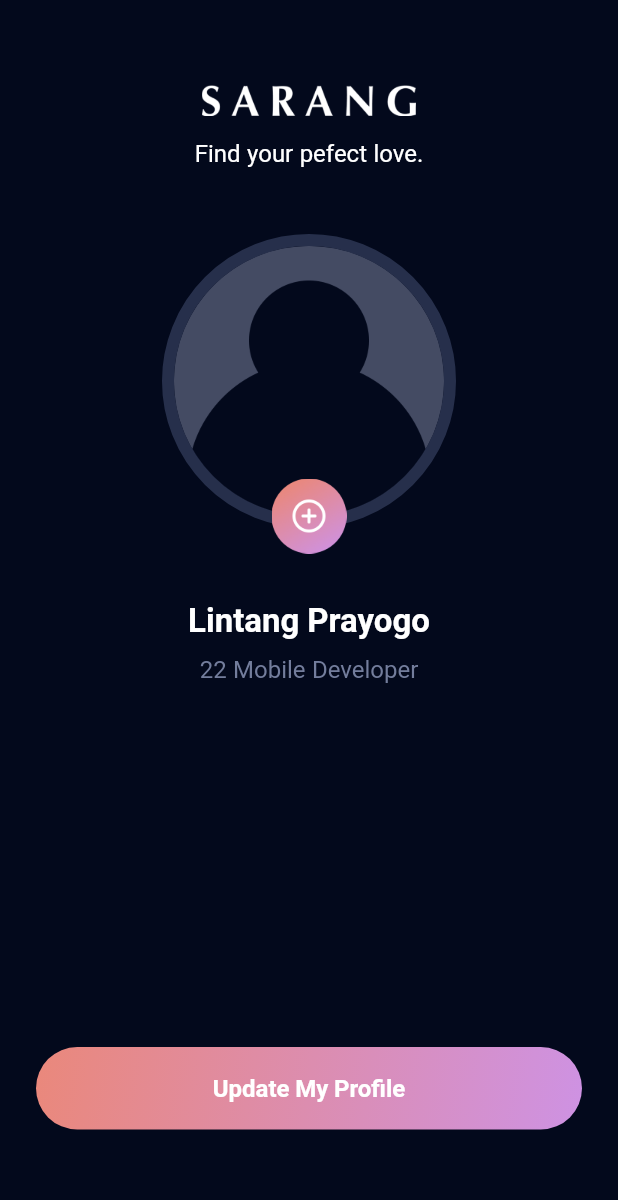
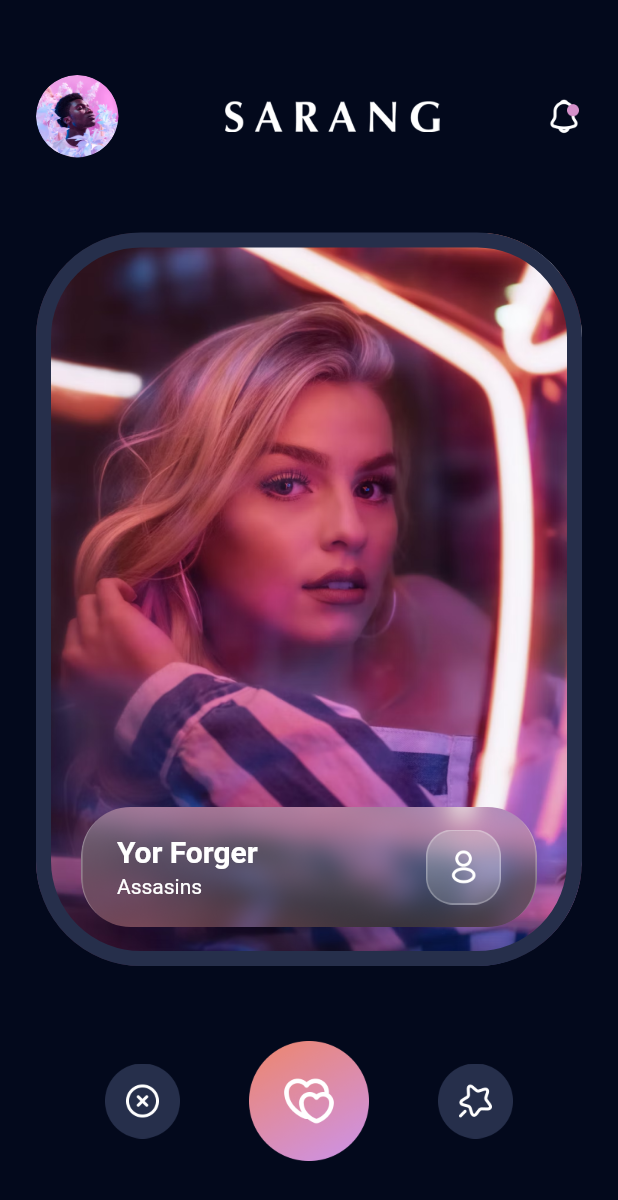
Before and after one commit to lintangprayogo/clone-datingapp, a Flutter app: the screen it shows after launch, on a phone screen of 412 x 824 dp. Shown: the top 1200 px of the screen. Run offline on Flutter 3.47's test engine with Material 2 defaults, Android fonts, the phone set to English and light mode, and no system bars; our stand-ins replace google_fonts.

Commit message:
Explore People Screen

```diff
--- a/lib/app.dart
+++ b/lib/app.dart
@@ -2,6 +2,7 @@ import 'package:flutter/material.dart';
 import 'package:simple_datting_app/src/features/auth/presentation/sign_up_screen.dart';
 import 'package:simple_datting_app/src/features/auth/presentation/sign_up_upload_photo.dart';
 import 'package:simple_datting_app/src/features/auth/presentation/singn_up_age_and_job_screen.dart';
+import 'package:simple_datting_app/src/features/loves_page/presentation/explore_people_screen.dart';
 import 'package:simple_datting_app/src/theme_manager/theme_data_manager.dart';
 
 class AppScreen extends StatelessWidget {
@@ -14,12 +15,13 @@ class AppScreen extends StatelessWidget {
     return MaterialApp(
       title: 'Flutter Demo',
       theme: getApplicationThemeData(),
-      initialRoute: SignUpUploadPhotoSceen.routeName,
+      initialRoute: ExplorePeopleScreen.routeName,
       routes: {
         SignUpScreen.routeName: (context) => const SignUpScreen(),
         SignUpAgeJobScreen.routeName: (context) => const SignUpAgeJobScreen(),
         SignUpUploadPhotoSceen.routeName: (context) =>
-            const SignUpUploadPhotoSceen()
+            const SignUpUploadPhotoSceen(),
+        ExplorePeopleScreen.routeName: (context) => const ExplorePeopleScreen(),
       },
     );
   }
--- /dev/null
+++ b/lib/src/common_widgets/explore_button_widget.dart
@@ -0,0 +1,29 @@
+import 'package:flutter/material.dart';
+import 'package:simple_datting_app/src/common_widgets/match_button_widget.dart';
+
+class ExplorePeopleButtonWidget extends StatelessWidget {
+  const ExplorePeopleButtonWidget({super.key});
+
+  @override
+  Widget build(BuildContext context) {
+    return Row(
+      mainAxisAlignment: MainAxisAlignment.spaceEvenly,
+      crossAxisAlignment: CrossAxisAlignment.center,
+      children: [
+        MatchButtonWidget(
+          onTap: () => {},
+          iconPath: "icon_close.png",
+        ),
+        MatchButtonWidget(
+          dimension: 80,
+          onTap: () => {},
+          iconPath: "icon_love.png",
+        ),
+        MatchButtonWidget(
+          onTap: () => {},
+          iconPath: "icon_favorite.png",
+        )
+      ],
+    );
+  }
+}
--- /dev/null
+++ b/lib/src/common_widgets/explore_people_app_bar_widget.dart
@@ -0,0 +1,36 @@
+import 'package:flutter/material.dart';
+import 'package:simple_datting_app/src/common_widgets/logo_widget.dart';
+import 'package:simple_datting_app/src/theme_manager/asset_image_icon_manager.dart';
+
+class ExplorePeopleAppBarWidget extends StatelessWidget {
+  const ExplorePeopleAppBarWidget({super.key});
+
+  @override
+  Widget build(BuildContext context) {
+    return Row(
+      mainAxisAlignment: MainAxisAlignment.spaceBetween,
+      children: [
+        Container(
+          width: 55,
+          height: 55,
+          decoration: const BoxDecoration(
+              shape: BoxShape.circle,
+              image: DecorationImage(
+                  image: AssetImage(
+                      "${AssetImageIconManager.assetPath}user_image.png"),
+                  fit: BoxFit.cover)),
+        ),
+        const LogoWidget(),
+        Container(
+          width: 24,
+          height: 24,
+          decoration: const BoxDecoration(
+              image: DecorationImage(
+                  image: AssetImage(
+                      "${AssetImageIconManager.assetPath}icon_notification.png"),
+                  fit: BoxFit.cover)),
+        )
+      ],
+    );
+  }
+}
--- /dev/null
+++ b/lib/src/common_widgets/glass_card_widget.dart
@@ -0,0 +1,58 @@
+import 'package:flutter/material.dart';
+import 'package:simple_datting_app/src/theme_manager/asset_image_icon_manager.dart';
+import 'package:simple_datting_app/src/theme_manager/font_manager.dart';
+import 'package:simple_datting_app/src/theme_manager/style_manager.dart';
+import 'package:simple_datting_app/src/theme_manager/values_manager.dart';
+
+class GlassCardWidget extends StatelessWidget {
+  const GlassCardWidget({
+    super.key,
+  });
+
+  @override
+  Widget build(BuildContext context) {
+    return Container(
+      width: double.infinity,
+      height: 80,
+      padding: const EdgeInsets.symmetric(
+          vertical: AppPadding.p15, horizontal: AppPadding.p24),
+      margin: const EdgeInsets.symmetric(
+          vertical: AppMargin.m26, horizontal: AppMargin.m30),
+      decoration: BoxDecoration(
+          image: const DecorationImage(
+              image: AssetImage(
+                  "${AssetImageIconManager.assetPath}glass_card_image.png"),
+              fit: BoxFit.cover),
+          borderRadius: BorderRadius.circular(33)),
+      child: Row(
+        mainAxisAlignment: MainAxisAlignment.spaceBetween,
+        crossAxisAlignment: CrossAxisAlignment.center,
+        children: [
+          Column(
+            crossAxisAlignment: CrossAxisAlignment.start,
+            children: [
+              Text(
+                "Yor Forger",
+                style: getWhiteTextStyle(
+                    fontSize: FontSizeManager.f20,
+                    fontWeight: FontWeightManeger.semiBold),
+              ),
+              Text(
+                "Assasins",
+                style: getWhiteTextStyle(fontSize: FontSizeManager.f14),
+              ),
+            ],
+          ),
+          Container(
+            width: 50,
+            height: 50,
+            decoration: const BoxDecoration(
+                image: DecorationImage(
+                    image: AssetImage(
+                        "${AssetImageIconManager.assetPath}icon_profile.png"))),
+          )
+        ],
+      ),
+    );
+  }
+}
--- /dev/null
+++ b/lib/src/common_widgets/match_button_widget.dart
@@ -0,0 +1,30 @@
+import 'package:flutter/material.dart';
+import 'package:simple_datting_app/src/theme_manager/asset_image_icon_manager.dart';
+
+class MatchButtonWidget extends StatelessWidget {
+  final String iconPath;
+  final double dimension;
+  final VoidCallback onTap;
+
+  const MatchButtonWidget(
+      {super.key,
+      this.dimension = 50,
+      required this.iconPath,
+      required this.onTap});
+
+  @override
+  Widget build(BuildContext context) {
+    return GestureDetector(
+      onTap: onTap,
+      child: Container(
+        width: dimension,
+        height: dimension,
+        decoration: BoxDecoration(
+            image: DecorationImage(
+                image:
+                    AssetImage("${AssetImageIconManager.assetPath}$iconPath"),
+                fit: BoxFit.cover)),
+      ),
+    );
+  }
+}
--- /dev/null
+++ b/lib/src/common_widgets/match_card_widget.dart
@@ -0,0 +1,35 @@
+import 'package:flutter/material.dart';
+import 'package:simple_datting_app/src/common_widgets/glass_card_widget.dart';
+import 'package:simple_datting_app/src/theme_manager/asset_collor_manager.dart';
+import 'package:simple_datting_app/src/theme_manager/asset_image_icon_manager.dart';
+import 'package:simple_datting_app/src/theme_manager/values_manager.dart';
+
+class MatchCardWidget extends StatelessWidget {
+  const MatchCardWidget({super.key});
+
+  @override
+  Widget build(BuildContext context) {
+    return Stack(
+      alignment: Alignment.bottomCenter,
+      clipBehavior: Clip.none,
+      children: [
+        Container(
+          width: double.infinity,
+          decoration: BoxDecoration(
+              image: const DecorationImage(
+                fit: BoxFit.cover,
+                image: AssetImage(
+                    "${AssetImageIconManager.assetPath}people_love2_image.png"),
+              ),
+              border: Border.all(
+                width: 10.0,
+                color: ColorManager.secondary,
+                strokeAlign: BorderSide.strokeAlignInside,
+              ),
+              borderRadius: BorderRadius.circular(AppSize.s70)),
+        ),
+        const GlassCardWidget()
+      ],
+    );
+  }
+}
--- a/lib/src/features/auth/presentation/sign_up_upload_photo.dart
+++ b/lib/src/features/auth/presentation/sign_up_upload_photo.dart
@@ -3,6 +3,7 @@ import 'package:simple_datting_app/src/common_widgets/custom_button_widget.dart'
 import 'package:simple_datting_app/src/common_widgets/custom_text_button.dart';
 import 'package:simple_datting_app/src/common_widgets/logo_and_tagline_widget.dart';
 import 'package:simple_datting_app/src/common_widgets/upload_photo_widget.dart';
+import 'package:simple_datting_app/src/features/loves_page/presentation/explore_people_screen.dart';
 import 'package:simple_datting_app/src/theme_manager/font_manager.dart';
 import 'package:simple_datting_app/src/theme_manager/style_manager.dart';
 import 'package:simple_datting_app/src/theme_manager/values_manager.dart';
@@ -48,7 +49,11 @@ class SignUpUploadPhotoSceen extends StatelessWidget {
             const SizedBox(
               height: AppSize.s20,
             ),
-            CustomTextButtonWidget(onPressed: () {}, label: "Skip for Now")
+            CustomTextButtonWidget(
+                onPressed: () {
+                  Navigator.pushNamed(context, ExplorePeopleScreen.routeName);
+                },
+                label: "Skip for Now")
           ],
         )),
       ),
--- /dev/null
+++ b/lib/src/features/loves_page/presentation/explore_people_screen.dart
@@ -0,0 +1,40 @@
+import 'package:flutter/material.dart';
+import 'package:simple_datting_app/src/common_widgets/explore_button_widget.dart';
+import 'package:simple_datting_app/src/common_widgets/explore_people_app_bar_widget.dart';
+import 'package:simple_datting_app/src/common_widgets/match_card_widget.dart';
+import 'package:simple_datting_app/src/theme_manager/values_manager.dart';
+
+class ExplorePeopleScreen extends StatelessWidget {
+  static const String routeName = "/explore-people";
+
+  const ExplorePeopleScreen({super.key});
+
+  @override
+  Widget build(BuildContext context) {
+    return const Scaffold(
+      body: Padding(
+        padding: EdgeInsets.symmetric(
+            vertical: AppPadding.p50, horizontal: AppPadding.p24),
+        child: Column(
+          children: [
+            ExplorePeopleAppBarWidget(),
+            SizedBox(
+              height: AppSize.s50,
+            ),
+            Expanded(
+              child: Column(
+                children: [
+                  Expanded(child: MatchCardWidget()),
+                  SizedBox(
+                    height: AppSize.s50,
+                  ),
+                  ExplorePeopleButtonWidget()
+                ],
+              ),
+            )
+          ],
+        ),
+      ),
+    );
+  }
+}
--- a/lib/src/theme_manager/values_manager.dart
+++ b/lib/src/theme_manager/values_manager.dart
@@ -1,4 +1,4 @@
-class MarginPadding {
+class AppMargin {
   static const double m2 = 2.0;
   static const double m4 = 4.0;
   static const double m8 = 8.0;
@@ -7,6 +7,7 @@ class MarginPadding {
   static const double m20 = 20.0;
   static const double m22 = 22.0;
   static const double m24 = 24.0;
+  static const double m26 = 26.0;
   static const double m28 = 28.0;
   static const double m30 = 30.0;
   static const double m32 = 30.0;
@@ -51,4 +52,5 @@ class AppSize {
   static const double s36 = 36.0;
   static const double s40 = 40.0;
   static const double s50 = 50.0;
+  static const double s70 = 70.0;
 }
```
